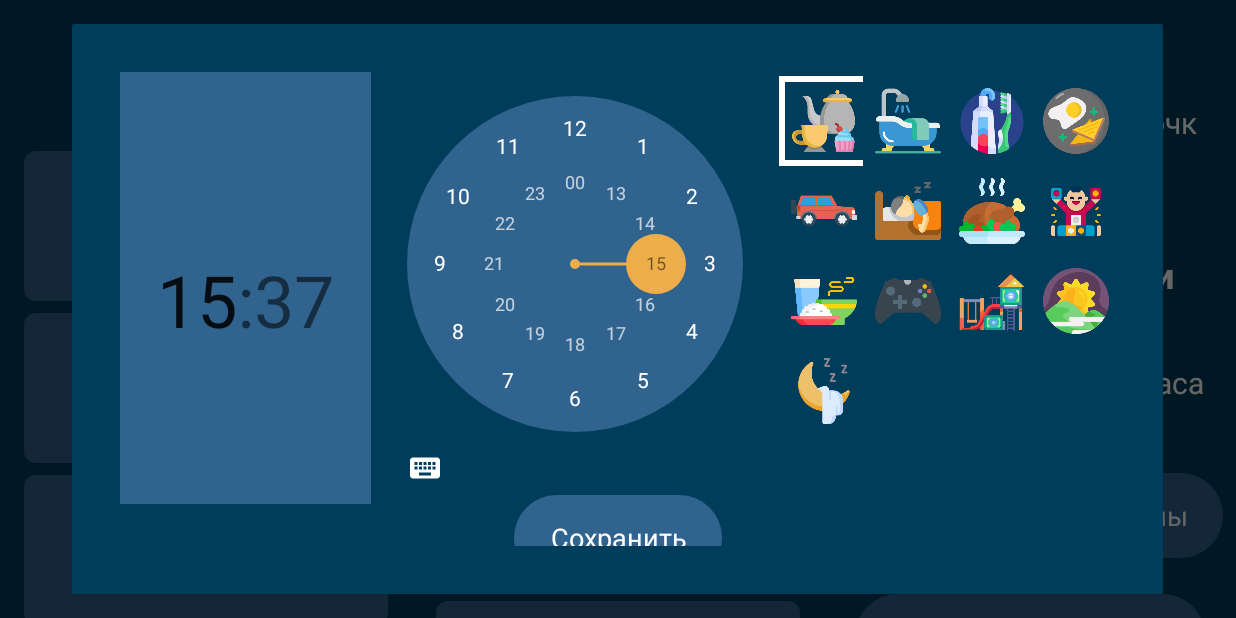
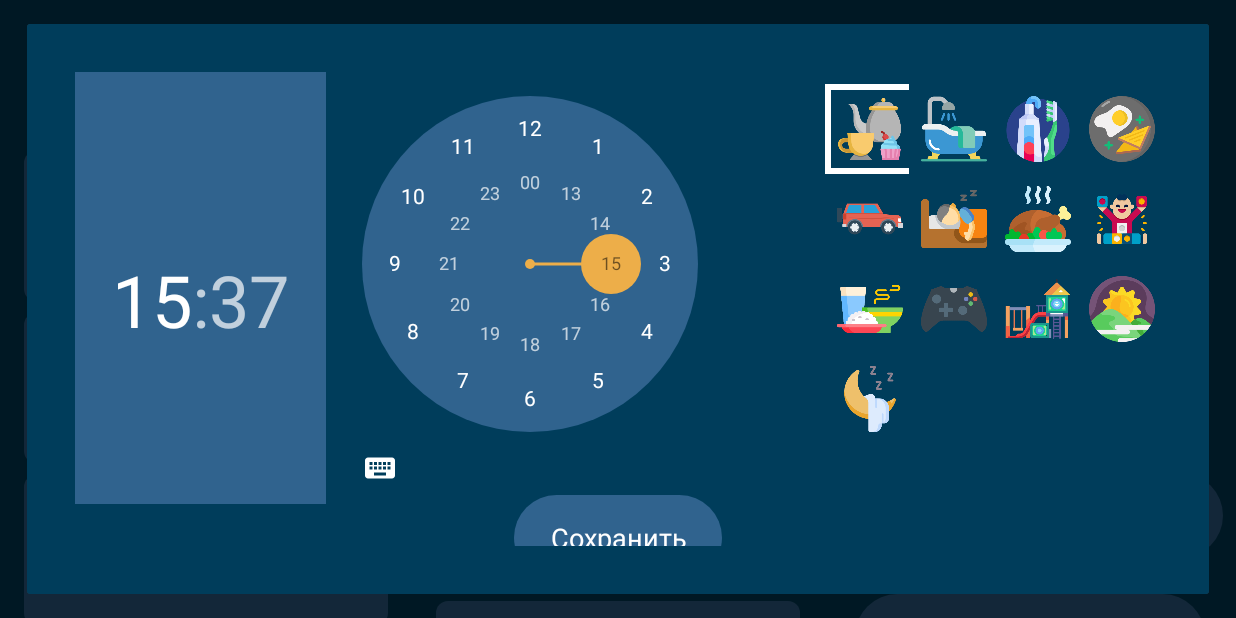
Before and after one commit to phoenix-worker/kidsWatch, an Android app: the SettingsFragment screen opened through its navigation route, after a tap on "Добавить событие", on a phone screen of 824 x 412 dp (held sideways). Run offline under Robolectric (Android 15) with nearby library versions, the phone set to English and light mode, and no system bars; our stand-ins replace Room's generated code; 2 other taps on this screen came first.

Commit message:
Стилизация календаря

```diff
--- a/app/src/main/res/layout/dialog_add_event.xml
+++ b/app/src/main/res/layout/dialog_add_event.xml
@@ -9,7 +9,7 @@
     <TimePicker
         android:id="@+id/timePicker"
         style="@style/TimePicker"
-        android:layout_width="wrap_content"
+        android:layout_width="500dp"
         android:layout_height="wrap_content"
         android:timePickerMode="clock"
         app:layout_constraintStart_toStartOf="parent"
@@ -18,12 +18,11 @@
     <androidx.recyclerview.widget.RecyclerView
         android:id="@+id/icons"
         android:layout_width="wrap_content"
-        android:layout_height="@dimen/dialogWidgetWidth"
+        android:layout_height="0dp"
         android:clipToPadding="false"
         android:paddingVertical="@dimen/smallMargin"
         app:layoutManager="androidx.recyclerview.widget.GridLayoutManager"
         app:layout_constraintBottom_toBottomOf="@id/timePicker"
-        app:layout_constraintEnd_toEndOf="parent"
         app:layout_constraintStart_toEndOf="@id/timePicker"
         app:layout_constraintTop_toTopOf="@id/timePicker" />
 
--- a/app/src/main/res/layout/dialog_change_intervals.xml
+++ b/app/src/main/res/layout/dialog_change_intervals.xml
@@ -37,6 +37,7 @@
         android:layout_width="0dp"
         android:layout_height="wrap_content"
         android:layout_marginTop="@dimen/normalMargin"
+        android:textColor="@color/rows_1"
         app:layout_constraintEnd_toEndOf="@id/intervals"
         app:layout_constraintStart_toStartOf="@id/intervals"
         app:layout_constraintTop_toBottomOf="@id/intervals"
--- a/app/src/main/res/layout/fragment_settings.xml
+++ b/app/src/main/res/layout/fragment_settings.xml
@@ -54,13 +54,12 @@
     <TextView
         android:id="@+id/eventsEmptyView"
         android:layout_width="0dp"
-        android:layout_height="0dp"
+        android:layout_height="100dp"
         android:gravity="center"
         android:text="@string/noEventsHint"
         android:textColor="@color/textColorHint"
-        android:textSize="@dimen/emptyViewTextSize"
+        android:textSize="@dimen/settingsScreenTitleTextSize"
         app:layoutManager="androidx.recyclerview.widget.LinearLayoutManager"
-        app:layout_constraintBottom_toBottomOf="parent"
         app:layout_constraintEnd_toStartOf="@id/other"
         app:layout_constraintStart_toEndOf="@id/intervals"
         app:layout_constraintTop_toBottomOf="@id/eventsTitle" />
--- a/app/src/main/res/values/dimens.xml
+++ b/app/src/main/res/values/dimens.xml
@@ -9,7 +9,6 @@
     <dimen name="editTextHeight">60dp</dimen>
     <dimen name="settingsKidIconSize">80dp</dimen>
     <dimen name="radioButtonTextSize">20sp</dimen>
-    <dimen name="settingsTitleTextSize">18sp</dimen>
     <dimen name="settingsScreenTitleTextSize">24sp</dimen>
     <dimen name="dialogTextSize">18sp</dimen>
     <dimen name="buttonTextSize">18sp</dimen>
--- a/app/src/main/res/values/styles.xml
+++ b/app/src/main/res/values/styles.xml
@@ -47,7 +47,7 @@
         <item name="android:textSize">@dimen/calendarTextSize</item>
     </style>
 
-    <style name="TimePicker" parent="android:Widget.Material.Light.TimePicker">
+    <style name="TimePicker" parent="ThemeOverlay.Material3.MaterialTimePicker">
         <item name="android:timePickerMode">clock</item>
         <item name="android:headerBackground">@color/accent</item>
         <item name="android:numbersBackgroundColor">@color/accent</item>
```
